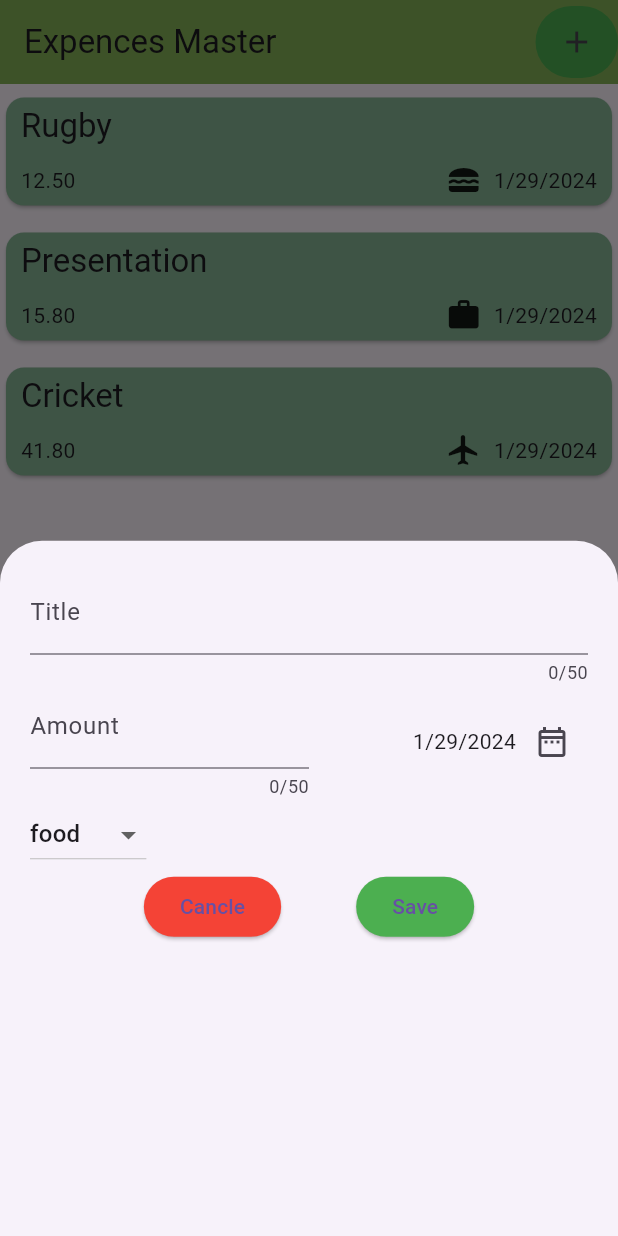
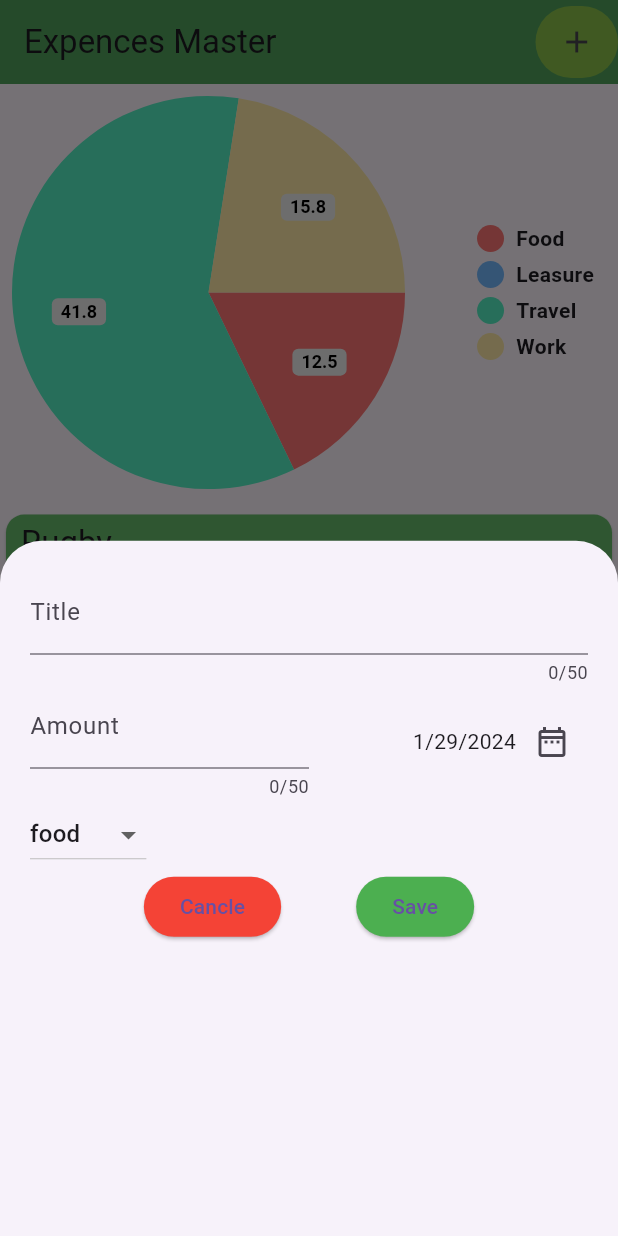
Before and after one commit to SanudaKJ/data_analysis_app, a Flutter app: the screen it shows after launch, after a tap on the "add" icon, on a phone screen of 412 x 824 dp. Run offline on Flutter 3.47's test engine with Material 3 defaults, Android fonts, the phone set to English and light mode, and no system bars; drawn by our look-alikes of pie_chart.

Commit message:
Create add pie chart for expense categories

```diff
--- a/lib/pages/expences.dart
+++ b/lib/pages/expences.dart
@@ -2,6 +2,7 @@ import 'package:data_analysis_app/model/expence.dart';
 import 'package:data_analysis_app/widgets/add_new_expence.dart';
 import 'package:data_analysis_app/widgets/expence_list.dart';
 import 'package:flutter/material.dart';
+import 'package:pie_chart/pie_chart.dart';
 
 class Expences extends StatefulWidget {
   const Expences({super.key});
@@ -29,9 +30,17 @@ class _ExpencesState extends State<Expences> {
         date: DateTime.now(),
         catagory: Catagory.tarvel)
   ];
+  Map<String, double> dataMap = {
+    "Food": 0,
+    "Leasure": 0,
+    "Travel": 0,
+    "Work": 0,
+  };
+
   void onAddExpence(ExpenceModel expence) {
     setState(() {
       _expenceList.add(expence);
+      calCatagoryValues();
     });
   }
 
@@ -51,6 +60,7 @@ class _ExpencesState extends State<Expences> {
     final int removingIndex = _expenceList.indexOf(expence);
     setState(() {
       _expenceList.remove(expence);
+      calCatagoryValues();
     });
 
     ScaffoldMessenger.of(context).showSnackBar(SnackBar(
@@ -60,9 +70,57 @@ class _ExpencesState extends State<Expences> {
           onPressed: () {
             setState(() {
               _expenceList.insert(removingIndex, deletingExpence);
+              calCatagoryValues();
             });
           }),
     ));
+  }
+
+  //Catagory Values for Pie Chart
+  double foodval = 0;
+  double leasureval = 0;
+  double travelval = 0;
+  double workval = 0;
+
+  void calCatagoryValues() {
+    double foodvalTotal = 0;
+    double leasurevalTotal = 0;
+    double travelvalTotal = 0;
+    double workvalTotal = 0;
+
+    for (final expence in _expenceList) {
+      if (expence.catagory == Catagory.food) {
+        foodvalTotal += expence.amount;
+      }
+      if (expence.catagory == Catagory.leasure) {
+        leasurevalTotal += expence.amount;
+      }
+      if (expence.catagory == Catagory.tarvel) {
+        travelvalTotal += expence.amount;
+      }
+      if (expence.catagory == Catagory.work) {
+        workvalTotal += expence.amount;
+      }
+    }
+    setState(() {
+      foodval = foodvalTotal;
+      leasureval = leasurevalTotal;
+      travelval = travelvalTotal;
+      workval = workvalTotal;
+    });
+
+    dataMap = {
+      "Food": foodval,
+      "Leasure": leasureval,
+      "Travel": travelval,
+      "Work": workval,
+    };
+  }
+
+  @override
+  void initState() {
+    super.initState();
+    calCatagoryValues();
   }
 
   @override
@@ -71,13 +129,13 @@ class _ExpencesState extends State<Expences> {
       appBar: AppBar(
         elevation: 20, // Shadow of the AppBar (20 is default)
         title: const Text('Expences Master'),
-        backgroundColor: Colors.lightGreen,
+        backgroundColor: Colors.green,
         actions: [
           Container(
             width: 55,
             decoration: BoxDecoration(
               borderRadius: BorderRadius.circular(50),
-              color: Colors.green,
+              color: Colors.lightGreen,
             ),
             child: IconButton(
               onPressed: _openAddExpenceOverLay,
@@ -88,6 +146,7 @@ class _ExpencesState extends State<Expences> {
       ),
       body: Column(
         children: [
+          PieChart(dataMap: dataMap),
           ExpenceList(
             expenceList: _expenceList,
             onDeleteExpence: onDeleteExpence,
--- a/lib/widgets/expence_tile.dart
+++ b/lib/widgets/expence_tile.dart
@@ -9,7 +9,7 @@ class ExpenceTile extends StatelessWidget {
   @override
   Widget build(BuildContext context) {
     return Card(
-      color: Color.fromARGB(255, 136, 184, 151),
+      color: Colors.green[400],
       child: Padding(
         padding: const EdgeInsets.symmetric(
           vertical: 5,
```
